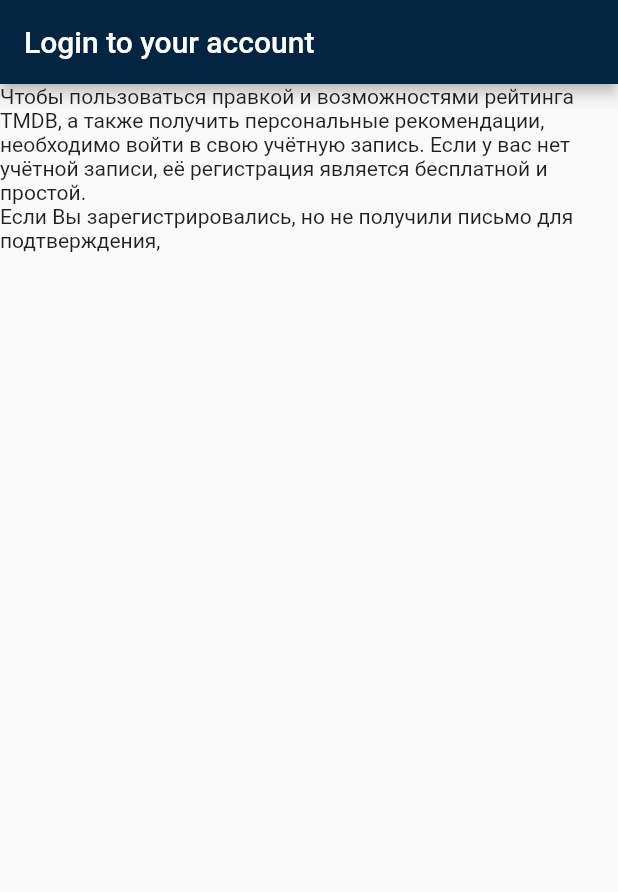
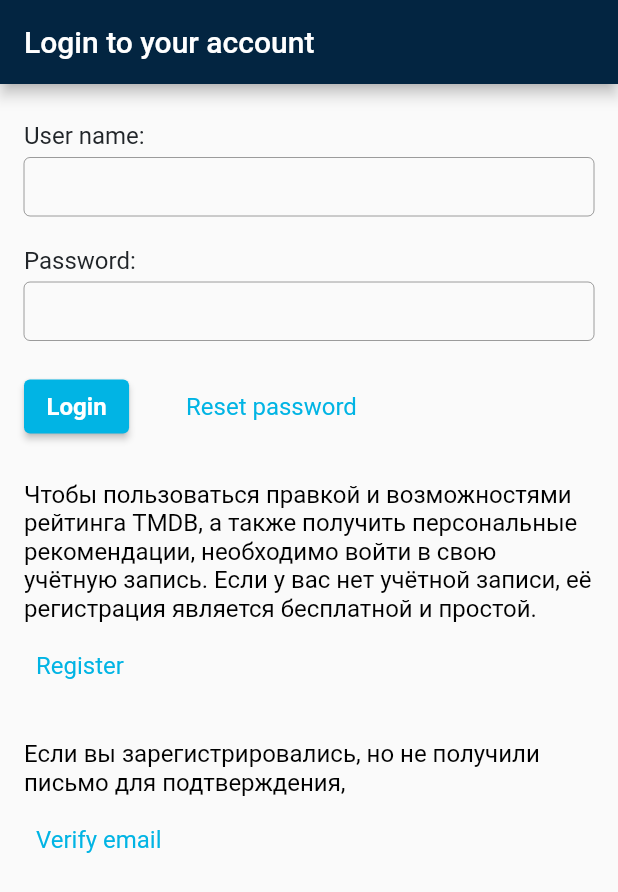
Before and after one commit to IceUnite/themoviedb, a Flutter app: the screen it shows after launch, on a phone screen of 412 x 824 dp. Shown: the top 892 px of the screen. Run offline on Flutter 3.47's test engine with Material 2 defaults, Android fonts, the phone set to English and light mode, and no system bars.

Commit message:
login screen

```diff
--- /dev/null
+++ b/lib/Theme/app_button_style.dart
@@ -0,0 +1,10 @@
+import 'package:flutter/material.dart';
+
+abstract class AppButtonStyle {
+  static final ButtonStyle linkButton = ButtonStyle(
+    foregroundColor: MaterialStateProperty.all(Color(0xFF01B4E4)),
+    textStyle: MaterialStateProperty.all(
+      TextStyle(fontSize: 16, fontWeight: FontWeight.w400),
+    ),
+  );
+}
--- a/lib/widjets/auth/auth_widjet.dart
+++ b/lib/widjets/auth/auth_widjet.dart
@@ -1,4 +1,5 @@
 import 'package:flutter/material.dart';
+import 'package:themoviedb/Theme/app_button_style.dart';
 
 class AuthWidjet extends StatefulWidget {
   const AuthWidjet({Key? key}) : super(key: key);
@@ -23,17 +24,169 @@ class _AuthWidjetState extends State<AuthWidjet> {
   }
 }
 
+class _FormWidjet extends StatefulWidget {
+  const _FormWidjet({Key? key}) : super(key: key);
+
+  @override
+  State<_FormWidjet> createState() => _FormWidjetState();
+}
+
+class _FormWidjetState extends State<_FormWidjet> {
+  final _loginTextController = TextEditingController();
+  final _passwordTextController = TextEditingController();
+  String? errorText = null;
+
+  void _login() {
+    final login = _loginTextController.text;
+    final password = _passwordTextController.text;
+    if (login == "admin" && password == "admin") {
+      print("Open app");
+      errorText = null;
+    } else {
+      errorText = "Неверный логин или пароль";
+      print("Error");
+    }
+    setState(() {});
+  }
+
+  void _resetpassword() {
+    print("Reset password tapped");
+  }
+
+  @override
+  Widget build(BuildContext context) {
+    final styleoftext = const TextStyle(fontSize: 16, color: Color(0xff212529));
+    final styleofdecorator = const InputDecoration(
+        border: OutlineInputBorder(),
+        contentPadding: EdgeInsets.symmetric(horizontal: 10, vertical: 10),
+        fillColor: Colors.red,
+        isCollapsed: true);
+    final color = const Color(0xFF01B4E4);
+
+    return Column(
+      crossAxisAlignment: CrossAxisAlignment.start,
+      children: [
+        if (errorText != null) ...[
+          Text(
+            '$errorText',
+            style: TextStyle(color: Colors.red, fontSize: 16),
+          ),
+          SizedBox(
+            height: 20,
+          )
+        ],
+        Text(
+          "User name: ",
+          style: styleoftext,
+        ),
+        SizedBox(height: 5),
+        TextField(
+          decoration: styleofdecorator,
+          controller: _loginTextController,
+        ),
+        SizedBox(
+          height: 20,
+        ),
+        Text(
+          "Password: ",
+          style: styleoftext,
+        ),
+        SizedBox(height: 5),
+        TextField(
+          controller: _passwordTextController,
+          decoration: styleofdecorator,
+          obscureText: true,
+        ),
+        SizedBox(
+          height: 20,
+        ),
+        Row(
+          children: [
+            ElevatedButton(
+              onPressed: () {
+                _login();
+              },
+              child: Text("Login"),
+              style: ButtonStyle(
+                  backgroundColor: MaterialStateProperty.all(color),
+                  foregroundColor: MaterialStateProperty.all(Colors.white),
+                  textStyle: MaterialStateProperty.all(
+                    TextStyle(fontSize: 16, fontWeight: FontWeight.w700),
+                  ),
+                  padding: MaterialStateProperty.all(EdgeInsets.symmetric(
+                    horizontal: 15,
+                    vertical: 8,
+                  ))),
+            ),
+            SizedBox(
+              width: 30,
+              height: 25,
+            ),
+            TextButton(
+              onPressed: () {
+                _resetpassword();
+              },
+              child: Text("Reset password"),
+              style: AppButtonStyle.linkButton,
+            )
+          ],
+        )
+      ],
+    );
+  }
+}
+
 class HeaderWidjet extends StatelessWidget {
   const HeaderWidjet({Key? key}) : super(key: key);
 
   @override
   Widget build(BuildContext context) {
-    return Column(
-      children: [
-        Text("Чтобы пользоваться правкой и возможностями рейтинга TMDB, а также получить персональные рекомендации, необходимо войти в свою учётную запись. Если у вас нет учётной записи, её регистрация является бесплатной и простой."),
-        Text("Если Вы зарегистрировались, но не получили письмо для подтверждения, "),
-        Text(""),
-      ],
+    final styleoftext = const TextStyle(fontSize: 16, color: Colors.black);
+    return Padding(
+      padding: const EdgeInsets.symmetric(horizontal: 16),
+      child: Column(
+        crossAxisAlignment: CrossAxisAlignment.start,
+        children: [
+          SizedBox(
+            height: 25,
+          ),
+          _FormWidjet(),
+          SizedBox(
+            height: 25,
+          ),
+          Text(
+            "Чтобы пользоваться правкой и возможностями рейтинга TMDB, а также получить персональные рекомендации, необходимо войти в свою учётную запись. Если у вас нет учётной записи, её регистрация является бесплатной и простой.",
+            style: styleoftext,
+          ),
+          SizedBox(
+            height: 5,
+          ),
+          TextButton(
+              //style: AppButtonStyle.linkButton,
+              onPressed: () {},
+              style: AppButtonStyle.linkButton,
+              child: Text(
+                "Register",
+              )),
+          SizedBox(
+            height: 25,
+          ),
+          Text(
+            "Если вы зарегистрировались, но не получили письмо для подтверждения, ",
+            style: styleoftext,
+          ),
+          SizedBox(
+            height: 5,
+          ),
+          TextButton(
+              style: AppButtonStyle.linkButton,
+              onPressed: () {},
+              child: Text(
+                "Verify email",
+              )),
+          Text(""),
+        ],
+      ),
     );
   }
 }
```
